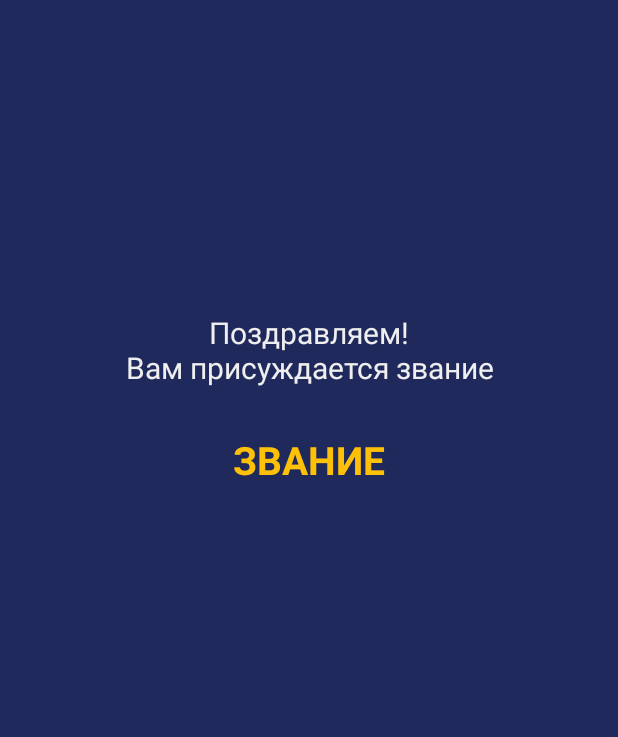
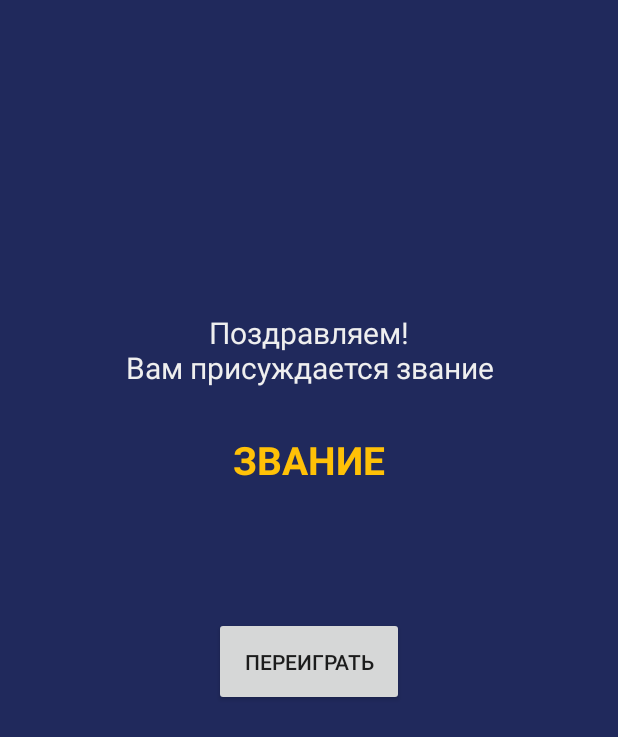
Before and after one commit to poetofcode/MovieQuizApp, an Android app: the layout fragment_score.xml on its own in the app's theme, with its tools: preview values and no code run, on a phone screen of 412 x 824 dp. Shown: the top 737 px of the screen. Run offline under Robolectric (Android 15) with nearby library versions, the phone set to English and light mode, and no system bars.

Commit message:
Implemented restart game button

```diff
--- a/app/src/main/java/ru/poetofcode/whatahorror/usecase/GameLogic.kt
+++ b/app/src/main/java/ru/poetofcode/whatahorror/usecase/GameLogic.kt
@@ -80,6 +80,7 @@ class GameLogic(
 
     fun resetGame() {
         lastQuestions.clear()
+        usedMovieIndexes.clear()
     }
 
     fun score(): Score? {
--- a/app/src/main/res/layout/fragment_score.xml
+++ b/app/src/main/res/layout/fragment_score.xml
@@ -6,6 +6,10 @@
         <variable
             name="score"
             type="ru.poetofcode.whatahorror.presentation.ScoreViewData" />
+
+        <variable
+            name="restartHandler"
+            type="android.view.View.OnClickListener" />
     </data>
 
     <androidx.core.widget.NestedScrollView
@@ -56,6 +60,17 @@
                 android:textAlignment="center"
                 android:layout_marginTop="30dp"/>
 
+            <Button
+                android:id="@+id/restartButton"
+                android:layout_width="wrap_content"
+                android:layout_height="wrap_content"
+                android:text="Переиграть"
+                android:layout_gravity="center"
+                android:layout_marginTop="30dp"
+                android:padding="20dp"
+                android:onClick="@{restartHandler::onClick}"/>
+
+
         </LinearLayout>
 
     </androidx.core.widget.NestedScrollView>
```
Also changed, not shown: app/src/main/java/ru/poetofcode/whatahorror/presentation/FragmentPagerAdapter.kt (+9 -0 lines), app/src/main/java/ru/poetofcode/whatahorror/presentation/MainActivity.kt (+7 -0 lines), app/src/main/java/ru/poetofcode/whatahorror/presentation/ScoreFragment.kt (+9 -1 lines).
